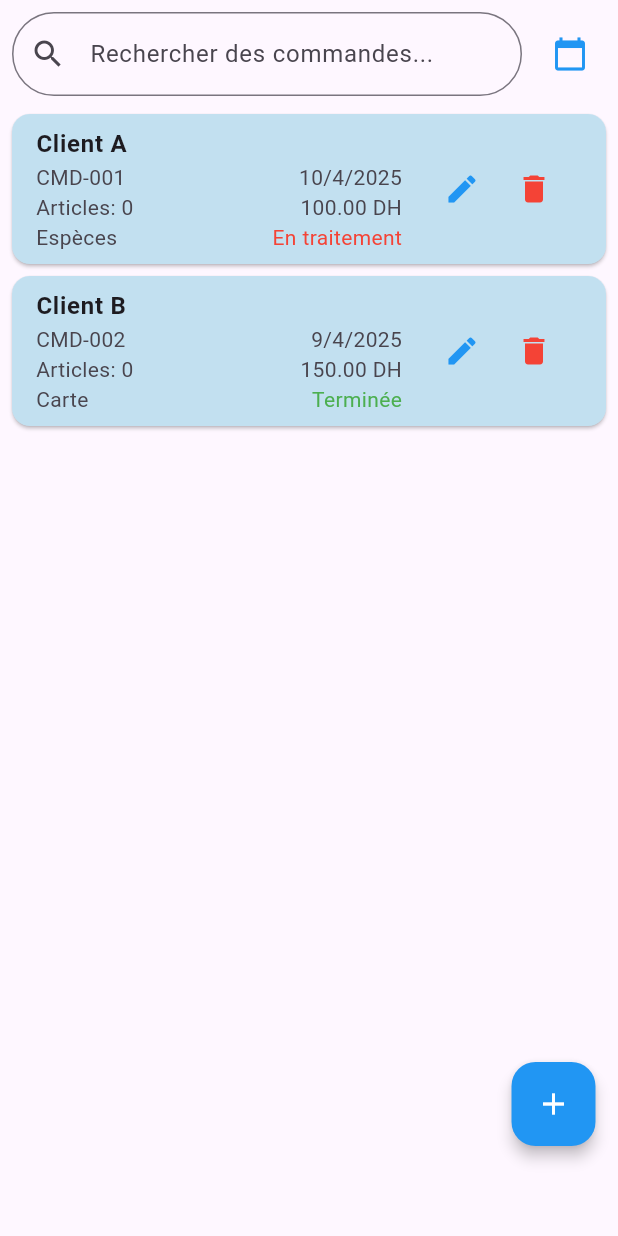
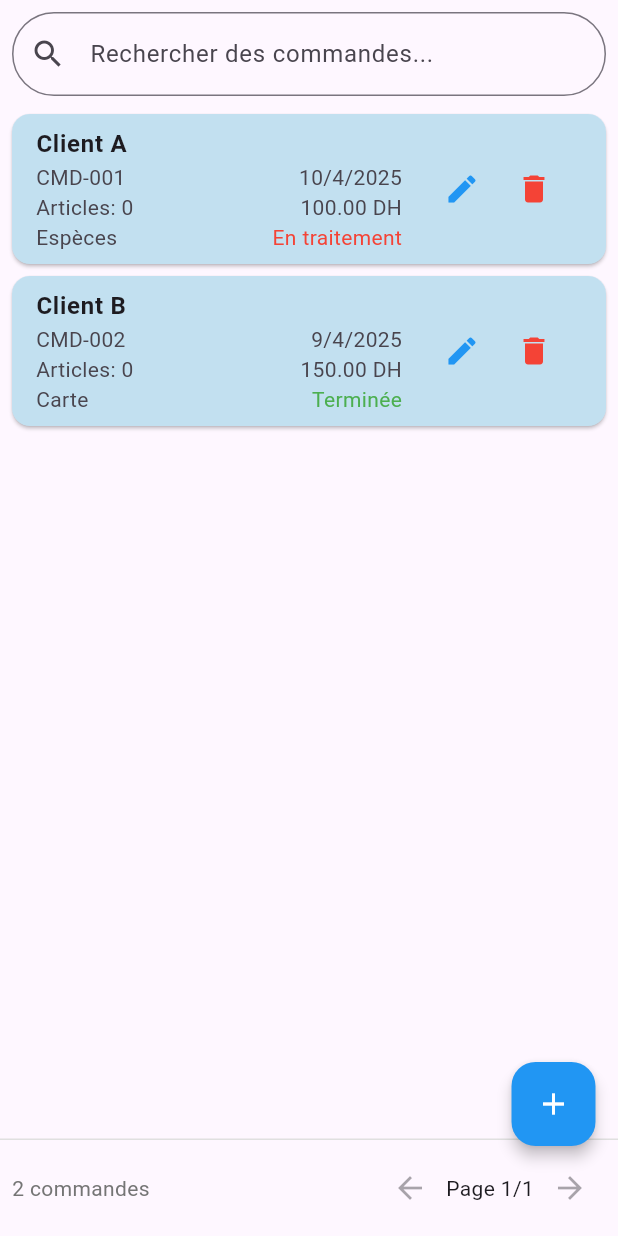
Before and after one commit to drbynz0/stage_pfe, a Flutter app: the InternalOrdersScreen screen opened directly, on a phone screen of 412 x 824 dp. Run offline on Flutter 3.47's test engine with Material 3 defaults, Android fonts, the light colour scheme and no system bars; our stand-ins replace cached_network_image, image_picker, permission_handler; missing offline and left inert: mobile_scanner; project files that could hold a hidden picture were left out.

Commit message:
Refactor transaction screens and add pagination
- Updated AddExternalArticleDialog and AddInternArticleDialog to improve UI layout and button styles.
- Implemented pagination in ExternalOrdersScreen and InternalOrdersScreen for better order management.
- Added DetailsExternalOrderScreen to display detailed information about external orders.
- Enhanced Snackbar messages for better user feedback on actions.
- Updated pubspec.lock and pubspec.yaml to reflect dependency changes and Dart SDK version.

```diff
--- a/lib/models/client.dart
+++ b/lib/models/client.dart
@@ -4,6 +4,65 @@ class Client {
   final String email;
   final String phone;
   final String address;
+
+    static final List<Client> _clients = [
+    Client(
+      id: '1',
+      name: 'Ahmed Amine',
+      email: 'ahmed.amine@example.com',
+      phone: '0600000000',
+      address: 'Casablanca',
+    ),
+    Client(
+      id: '2',
+      name: 'Sara Idrissi',
+      email: 'sara.idrissi@example.com',
+      phone: '0611111111',
+      address: 'Rabat',
+    ),
+    Client(
+      id: '3',
+      name: 'Mohamed El Youssfi',
+      email: 'mohamed.youssfi@example.com',
+      phone: '0622222222',
+      address: 'Marrakech',
+    ),
+    Client(
+      id: '4',
+      name: 'Fatima Zahra',
+      email: 'fatima.zahra@example.com',
+      phone: '0633333333',
+      address: 'Fès',
+    ),
+    Client(
+      id: '5',
+      name: 'Youssef Benali',
+      email: 'youssef.benali@example.com',
+      phone: '0644444444',
+      address: 'Tanger',
+    ),
+    Client(
+      id: '6',
+      name: 'Khadija Benslimane',
+      email: 'khadija.benslimane@example.com',
+      phone: '0655555555',
+      address: 'Agadir',
+    ),
+    Client(
+      id: '7',
+      name: 'Omar Lahlou',
+      email: 'omar.lahlou@example.com',
+      phone: '0666666666',
+      address: 'Oujda',
+    ),
+    Client(
+      id: '8',
+      name: 'Salma Idrissi',
+      email: 'salma.idrissi@example.com',
+      phone: '0677777777',
+      address: 'Kenitra',
+    ),
+  ];
 
   Client({
     required this.id,
@@ -12,4 +71,8 @@ class Client {
     required this.phone,
     required this.address,
   });
+
+  static List<Client> getClients() {
+    return _clients;
+  }
 }
--- a/lib/models/external_order.dart
+++ b/lib/models/external_order.dart
@@ -7,7 +7,7 @@ class ExternalOrder {
   final double paidPrice;
   final double remainingPrice;
   final String? description;
-  final OrderStatus status;
+  OrderStatus status;
   final List<OrderItem> items;
 
     static final List<ExternalOrder> externalOrderList = [
--- a/lib/screens/transactions_pages/internal_orders_screen.dart
+++ b/lib/screens/transactions_pages/internal_orders_screen.dart
@@ -16,6 +16,8 @@ class InternalOrdersScreenState extends State<InternalOrdersScreen> {
   List<InternalOrder> _orders = InternalOrder.getInternalOrderList();
   final TextEditingController _searchController = TextEditingController();
   String _searchQuery = '';
+  int _currentPage = 1;
+  final int _itemsPerPage = 5;
 
   @override
   void initState() {
@@ -27,6 +29,13 @@ class InternalOrdersScreenState extends State<InternalOrdersScreen> {
       return order.clientName.toLowerCase().contains(_searchQuery.toLowerCase()) ||
           order.id.toLowerCase().contains(_searchQuery.toLowerCase());
     }).toList();
+  }
+
+  List<InternalOrder> get paginatedOrders {
+    int startIndex = (_currentPage - 1) * _itemsPerPage;
+    int endIndex = startIndex + _itemsPerPage;
+    endIndex = endIndex > _filteredOrders.length ? _filteredOrders.length : endIndex;
+    return _filteredOrders.sublist(startIndex, endIndex);
   }
 
   @override
@@ -54,43 +63,56 @@ class InternalOrdersScreenState extends State<InternalOrdersScreen> {
                         onChanged: (value) {
                           setState(() {
                             _searchQuery = value;
+                            _currentPage = 1; // Réinitialiser à la première page
                           });
                         },
                       ),
-                    ),
-                    const SizedBox(width: 8), // Espacement entre les widgets
-
-                    // Bouton de filtrage par date
-                    IconButton(
-                      icon: const Icon(Icons.calendar_today, color: Colors.blue),
-                      onPressed: () async {
-                        final DateTime? selectedDate = await showDatePicker(
-                          context: context,
-                          initialDate: DateTime.now(),
-                          firstDate: DateTime(2000),
-                          lastDate: DateTime.now(),
-                        );
-                        if (selectedDate != null) {
-                          setState(() {
-                            _orders = _orders.where((order) {
-                              return order.date.year == selectedDate.year &&
-                                  order.date.month == selectedDate.month &&
-                                  order.date.day == selectedDate.day;
-                            }).toList();
-                          });
-                        }
-                      },
                     ),
                   ],
                 ),
               ),
               Expanded(
                 child: ListView.builder(
-                  itemCount: _filteredOrders.length,
+                  itemCount: paginatedOrders.length,
                   itemBuilder: (context, index) {
-                    final order = _filteredOrders[index];
+                    final order = paginatedOrders[index];
                     return _buildOrderCard(order);
                   },
+                ),
+              ),
+              // Pagination
+              Container(
+                padding: const EdgeInsets.all(8.0),
+                decoration: BoxDecoration(
+                  border: Border(top: BorderSide(color: Colors.grey.shade300)),
+                ),
+                child: Row(
+                  mainAxisAlignment: MainAxisAlignment.spaceBetween,
+                  children: [
+                    Text(
+                      '${_filteredOrders.length} commandes',
+                      style: TextStyle(color: Colors.grey[600]),
+                    ),
+                    Row(
+                      children: [
+                        IconButton(
+                          icon: const Icon(Icons.arrow_back),
+                          onPressed: _currentPage > 1
+                              ? () => setState(() => _currentPage--)
+                              : null,
+                        ),
+                        Text(
+                          'Page $_currentPage/${(_filteredOrders.length / _itemsPerPage).ceil()}',
+                        ),
+                        IconButton(
+                          icon: const Icon(Icons.arrow_forward),
+                          onPressed: _currentPage < (_filteredOrders.length / _itemsPerPage).ceil()
+                              ? () => setState(() => _currentPage++)
+                              : null,
+                        ),
+                      ],
+                    ),
+                  ],
                 ),
               ),
             ],
@@ -106,7 +128,7 @@ class InternalOrdersScreenState extends State<InternalOrdersScreen> {
             ),
           ),
         ],
-      )
+      ),
     );
   }
 
@@ -163,10 +185,9 @@ class InternalOrdersScreenState extends State<InternalOrdersScreen> {
                       color: order.status == OrderStatus.completed ? Colors.green : Colors.red,
                     ),
                   ),
-
                 ],
               )
-            ]
+            ],
           ),
           trailing: Row(
             mainAxisSize: MainAxisSize.min,
@@ -188,19 +209,27 @@ class InternalOrdersScreenState extends State<InternalOrdersScreen> {
 
   String _getStatusText(OrderStatus status) {
     switch (status) {
-      case OrderStatus.pending: return 'En attente';
-      case OrderStatus.processing: return 'En traitement';
-      case OrderStatus.completed: return 'Terminée';
-      case OrderStatus.cancelled: return 'Annulée';
+      case OrderStatus.pending:
+        return 'En attente';
+      case OrderStatus.processing:
+        return 'En traitement';
+      case OrderStatus.completed:
+        return 'Terminée';
+      case OrderStatus.cancelled:
+        return 'Annulée';
     }
   }
 
   String _getPaymentMethodText(PaymentMethod method) {
     switch (method) {
-      case PaymentMethod.cash: return 'Espèces';
-      case PaymentMethod.card: return 'Carte';
-      case PaymentMethod.virement: return 'Virement';
-      case PaymentMethod.cheque: return 'Chèque';
+      case PaymentMethod.cash:
+        return 'Espèces';
+      case PaymentMethod.card:
+        return 'Carte';
+      case PaymentMethod.virement:
+        return 'Virement';
+      case PaymentMethod.cheque:
+        return 'Chèque';
     }
   }
 
@@ -208,12 +237,15 @@ class InternalOrdersScreenState extends State<InternalOrdersScreen> {
     showDialog(
       context: context,
       builder: (context) => AddInternalOrderScreen(
-        onOrderAdded: (newProduct) {
+        onOrderAdded: (newOrder) {
           setState(() {
-            _orders.insert(0, newProduct);
+            _orders.insert(0, newOrder);
           });
           ScaffoldMessenger.of(context).showSnackBar(
-            SnackBar(content: Text('Commande ajouté avec succès'), backgroundColor: Colors.green,),
+            SnackBar(
+              content: Text('Commande ajoutée avec succès'),
+              backgroundColor: Colors.green,
+            ),
           );
         },
       ),
@@ -230,7 +262,10 @@ class InternalOrdersScreenState extends State<InternalOrdersScreen> {
             _orders.removeWhere((o) => o.id == order.id);
           });
           ScaffoldMessenger.of(context).showSnackBar(
-            SnackBar(content: Text('Produit supprimé avec succès'), backgroundColor: Colors.red,),
+            SnackBar(
+              content: Text('Commande supprimée avec succès'),
+              backgroundColor: Colors.red,
+            ),
           );
         },
       ),
@@ -242,15 +277,18 @@ class InternalOrdersScreenState extends State<InternalOrdersScreen> {
       context: context,
       builder: (context) => EditInternalOrderScreen(
         order: order,
-        onOrderUpdated: (updatedProduct) {
+        onOrderUpdated: (updatedOrder) {
           setState(() {
             final index = _orders.indexWhere((o) => o.id == order.id);
             if (index != -1) {
-              _orders[index] = updatedProduct;
+              _orders[index] = updatedOrder;
             }
           });
           ScaffoldMessenger.of(context).showSnackBar(
-            SnackBar(content: Text('Produit mis à jour avec succès'), backgroundColor: Colors.green,),
+            SnackBar(
+              content: Text('Commande mise à jour avec succès'),
+              backgroundColor: Colors.green,
+            ),
           );
         },
       ),
```
Also changed, not shown: lib/screens/client_pages/client_management_screen.dart (+70 -27 lines). Lines whose indentation alone changed are shown as unchanged.
